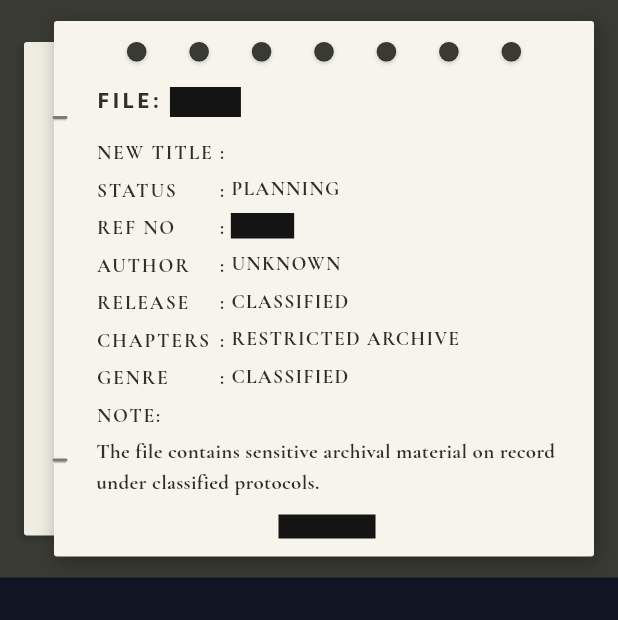
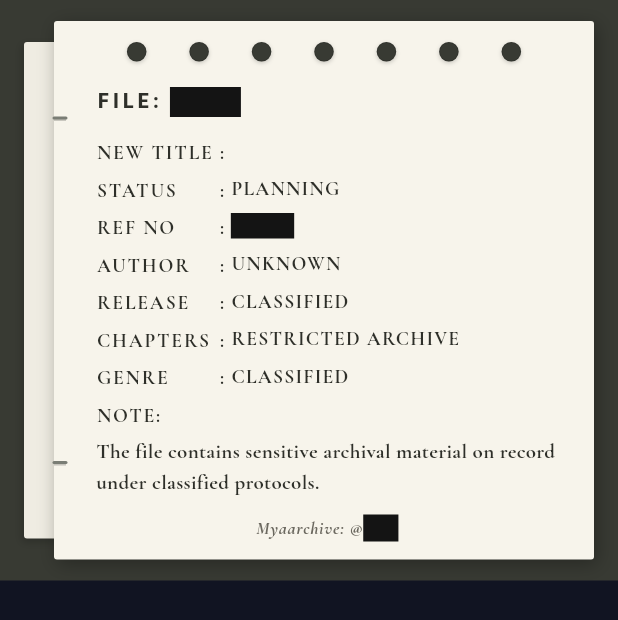
Before and after one commit to zy-anne/Myaarchive-m, a Flutter app: the BookDossierCard widget shown alone on an empty page, opened directly with empty values, on a phone screen of 412 x 824 dp. Shown: the top 620 px of the screen. Run offline on Flutter 3.47's test engine with Material 3 defaults, Android fonts, the phone set to English and light mode, and no system bars; our stand-ins replace cached_network_image, dio, file_picker, flutter_riverpod, flutter_secure_storage, go_router and 6 more; missing offline and left inert: cached_network_image_platform_interface, dart:js_interop; accounts and stored records are empty; network calls fail.

Commit message:
Dossier footer: 'Myaarchive: @us' with the rest of the username censored
Co-Authored-By: Claude Sonnet 5.5 <noreply@anthropic.com>
Claude-Session: https://claude.ai/code/session_01DtfmHHMG8yP26td3gMYtet

```diff
--- a/lib/widgets/book_dossier_card.dart
+++ b/lib/widgets/book_dossier_card.dart
@@ -63,10 +63,6 @@ class BookDossierCard extends StatelessWidget {
       letterSpacing: 2.8,
       color: inkColor,
     );
-
-    final handle = (username != null && username!.trim().isNotEmpty)
-        ? '@${username!.trim()}'
-        : '@myaarchive';
 
     final hasCover = coverBytes != null && coverBytes!.isNotEmpty;
 
@@ -181,18 +177,8 @@ class BookDossierCard extends StatelessWidget {
 
                         const SizedBox(height: 6),
 
-                        // Footer: @username (blacked out)
-                        Center(
-                          child: _redacted(
-                            handle,
-                            GoogleFonts.cormorantGaramond(
-                              fontSize: 11,
-                              fontStyle: FontStyle.italic,
-                              letterSpacing: 0.5,
-                              color: inkMuted,
-                            ),
-                          ),
-                        ),
+                        // Footer: "Myaarchive: @us████" (username partially censored)
+                        Center(child: _buildFooter(username)),
                       ],
                     ),
                   ),
@@ -221,6 +207,33 @@ class BookDossierCard extends StatelessWidget {
           ),
         ],
       ),
+    );
+  }
+
+  /// "Myaarchive: @us" followed by a black bar over the rest of the username.
+  /// Shows the first 2 characters (1 if the name is very short); the hidden
+  /// part keeps its real width so the bar length doesn't give the name away
+  /// any less than the text would.
+  Widget _buildFooter(String? rawUsername) {
+    final name = (rawUsername ?? '').trim();
+    final visibleCount = name.length <= 2 ? (name.isEmpty ? 0 : 1) : 2;
+    final shown = name.substring(0, visibleCount);
+    final hidden = name.length > visibleCount ? name.substring(visibleCount) : '••••';
+
+    final style = GoogleFonts.cormorantGaramond(
+      fontSize: 12,
+      fontWeight: FontWeight.w700,
+      fontStyle: FontStyle.italic,
+      letterSpacing: 0.5,
+      color: inkMuted,
+    );
+
+    return Row(
+      mainAxisSize: MainAxisSize.min,
+      children: [
+        Text('Myaarchive: @$shown', style: style),
+        _redacted(hidden, style),
+      ],
     );
   }
 
```
